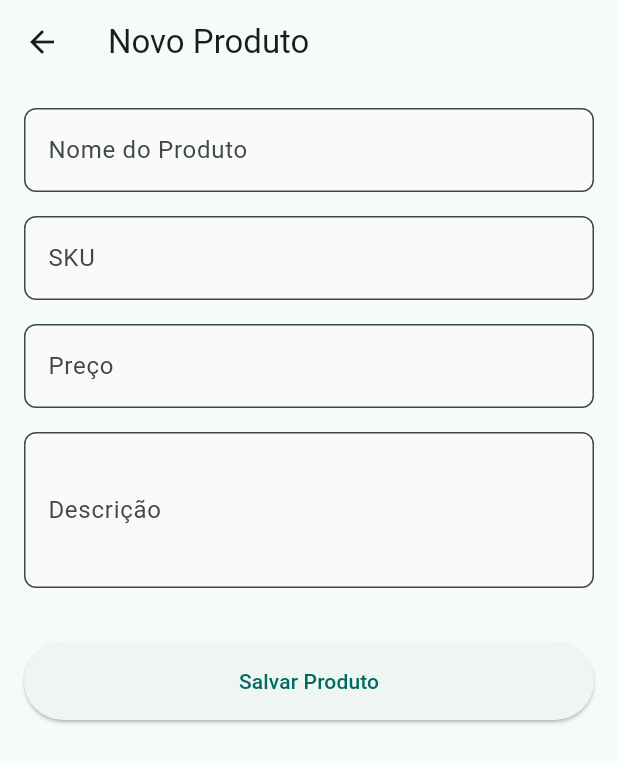
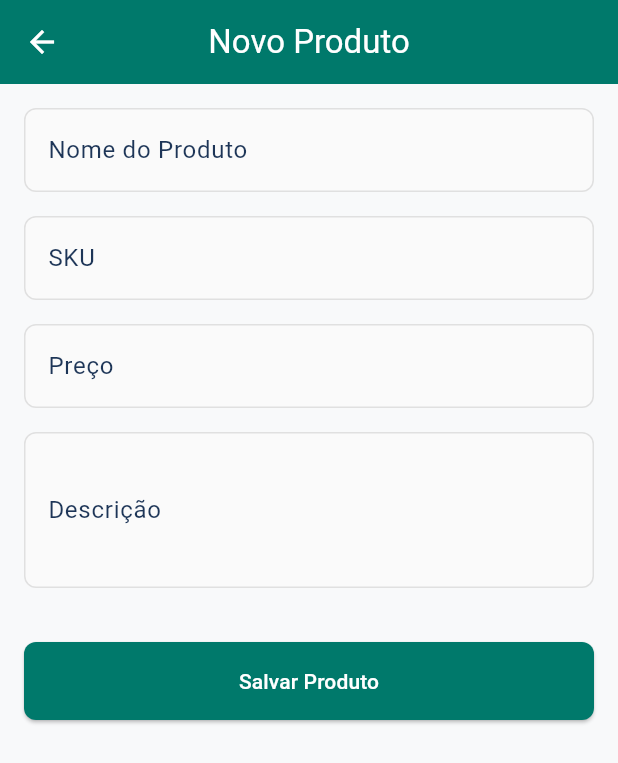
Before and after one commit to WesleyWaterkemper/estosimple-app, a Flutter app: the screen it shows after launch, after a tap on the "add" icon, on a phone screen of 412 x 824 dp. Shown: the top 763 px of the screen. Run offline on Flutter 3.47's test engine with Material 3 defaults, Android fonts, the phone set to English and light mode, and no system bars; our stand-ins replace dio, go_router; network calls fail.

Commit message:
feat: enhance UI with updated color scheme and improved product card design

```diff
--- a/estosimple_app/lib/main.dart
+++ b/estosimple_app/lib/main.dart
@@ -46,8 +46,34 @@ class MyApp extends StatelessWidget {
     return MaterialApp.router(
       title: 'Esto-Simple',
       theme: ThemeData(
-        colorScheme: ColorScheme.fromSeed(seedColor: Colors.teal),
         useMaterial3: true,
+        colorScheme: ColorScheme.fromSeed(
+          seedColor: Color(0xFF009688),
+          primary: const Color(0xFF00796B),
+          secondary: const Color(0xFF1D3557),
+          surface: const Color(0xFFF8F9FA),
+          error: const Color(0xFFE63946),
+        ),
+        appBarTheme: const AppBarTheme(
+          backgroundColor: Color(0xFF00796B),
+          foregroundColor: Colors.white,
+          centerTitle: true,
+          elevation: 0,
+        ),
+        elevatedButtonTheme: ElevatedButtonThemeData(
+          style: ElevatedButton.styleFrom(
+            backgroundColor: const Color(0xFF00796B),
+            foregroundColor: Colors.white,
+            shape: RoundedRectangleBorder(
+              borderRadius: BorderRadius.circular(8),
+            ),
+          ),
+        ),
+        floatingActionButtonTheme: const FloatingActionButtonThemeData(
+          backgroundColor: Color(0xFF1D3557),
+          foregroundColor: Colors.white,
+          elevation: 4,
+        ),
       ),
       // Vincula o roteador configurado acima
       routerConfig: _router,
--- a/estosimple_app/lib/ui/widgets/custom_text_field.dart
+++ b/estosimple_app/lib/ui/widgets/custom_text_field.dart
@@ -18,6 +18,8 @@ class CustomTextField extends StatelessWidget {
 
   @override
   Widget build(BuildContext context) {
+    final colors = Theme.of(context).colorScheme;
+
     return Padding(
       padding: const EdgeInsets.only(bottom: 16.0),
       child: TextFormField(
@@ -27,8 +29,18 @@ class CustomTextField extends StatelessWidget {
         validator: validator,
         decoration: InputDecoration(
           labelText: label,
-          border: OutlineInputBorder(
+          labelStyle: TextStyle(color: colors.secondary.withValues()),
+          enabledBorder: OutlineInputBorder(
             borderRadius: BorderRadius.circular(8.0),
+            borderSide: BorderSide(color: Colors.grey.shade300),
+          ),
+          focusedBorder: OutlineInputBorder(
+            borderRadius: BorderRadius.circular(8.0),
+            borderSide: BorderSide(color: colors.primary, width: 2),
+          ),
+          errorBorder: OutlineInputBorder(
+            borderRadius: BorderRadius.circular(8.0),
+            borderSide: BorderSide(color: colors.error),
           ),
           filled: true,
           fillColor: Colors.grey.shade50,
```
Also changed, not shown: estosimple_app/lib/ui/widgets/product_card.dart (+27 -5 lines).
